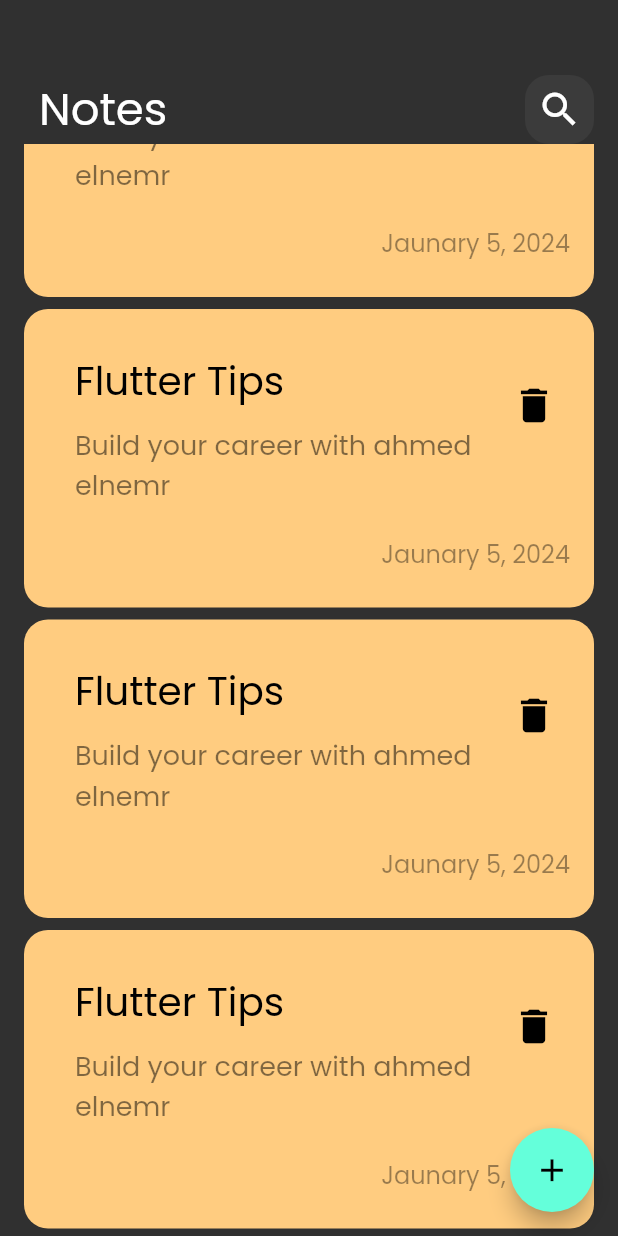
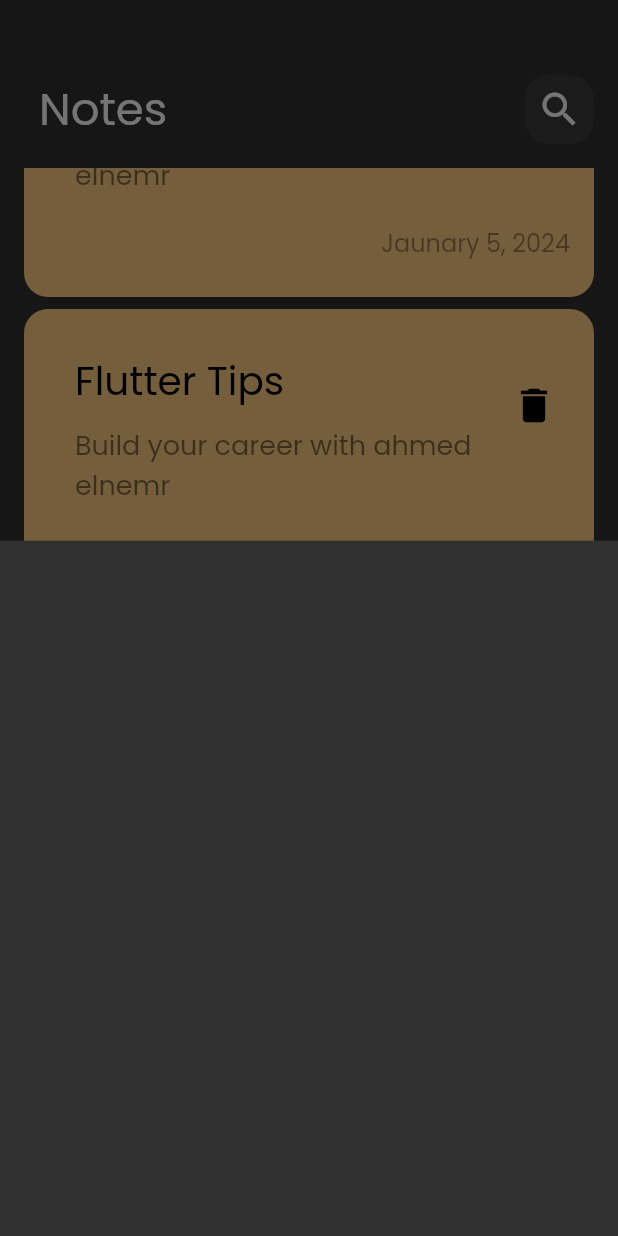
Before and after one commit to ahmedgamal826/notes_app, a Flutter app: the screen it shows after launch, scrolled down 1152 dp, after a tap on the "add" icon, on a phone screen of 412 x 824 dp. Run offline on Flutter 3.47's test engine with Material 2 defaults, Android fonts, the phone set to English and light mode, and no system bars.

Commit message:
Show Model Bottom Sheet

```diff
--- a/lib/views/note_view.dart
+++ b/lib/views/note_view.dart
@@ -1,4 +1,5 @@
 import 'package:flutter/material.dart';
+import 'package:notes_app/views/widgets/add_note_bottom_sheet.dart';
 import 'package:notes_app/views/widgets/note_view_body.dart';
 
 class NoteView extends StatelessWidget {
@@ -9,7 +10,11 @@ class NoteView extends StatelessWidget {
     return Scaffold(
       floatingActionButton: FloatingActionButton(
         onPressed: () {
-          print("Hello World");
+          showModalBottomSheet(
+              context: context,
+              builder: (context) {
+                return AddBottomSheet();
+              });
         },
         child: Icon(
           Icons.add,
--- /dev/null
+++ b/lib/views/widgets/add_note_bottom_sheet.dart
@@ -0,0 +1,10 @@
+import 'package:flutter/cupertino.dart';
+
+class AddBottomSheet extends StatelessWidget {
+  const AddBottomSheet({super.key});
+
+  @override
+  Widget build(BuildContext context) {
+    return Container();
+  }
+}
--- a/lib/views/widgets/notes_list_view.dart
+++ b/lib/views/widgets/notes_list_view.dart
@@ -7,14 +7,17 @@ class NotesListView extends StatelessWidget {
 
   @override
   Widget build(BuildContext context) {
-    return ListView.builder(
-        padding: EdgeInsets.only(top: 16),
+    return Padding(
+      padding: const EdgeInsets.symmetric(vertical: 16),
+      child: ListView.builder(
+          padding: EdgeInsets.zero,
           physics: BouncingScrollPhysics(),
           itemBuilder: (context, index) {
             return const Padding(
               padding: const EdgeInsets.symmetric(vertical: 4),
               child: const NoteItem(),
             );
-        });
+          }),
+    );
   }
 }
```
Lines whose indentation alone changed are shown as unchanged.
